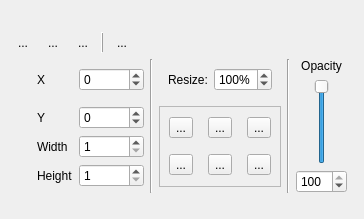
The window that src/widgets/geometrywidget_ui.ui (KDE/kdenlive) describes before a commit, drawn with Qt 5.
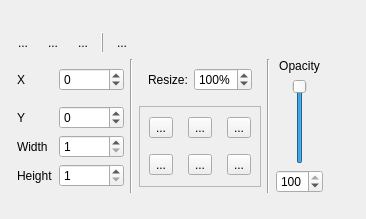
The same window after the commit.

Commit message: Some smaller UI improvements on the settings for on-monitor widgets

Patch:
```diff
--- a/src/widgets/geometrywidget_ui.ui
+++ b/src/widgets/geometrywidget_ui.ui
@@ -7,7 +7,7 @@
     <x>0</x>
     <y>0</y>
     <width>364</width>
-    <height>183</height>
+    <height>187</height>
    </rect>
   </property>
   <property name="windowTitle">
@@ -283,20 +283,7 @@
      </layout>
     </widget>
    </item>
-   <item row="1" column="2">
-    <spacer name="horizontalSpacer">
-     <property name="orientation">
-      <enum>Qt::Horizontal</enum>
-     </property>
-     <property name="sizeHint" stdset="0">
-      <size>
-       <width>40</width>
-       <height>20</height>
-      </size>
-     </property>
-    </spacer>
-   </item>
-   <item row="0" column="0" colspan="3">
+   <item row="0" column="0" colspan="4">
     <widget class="QWidget" name="widgetTimeWrapper" native="true">
      <layout class="QGridLayout" name="gridLayout_4">
       <property name="margin">
@@ -396,51 +383,7 @@
      </layout>
     </widget>
    </item>
-   <item row="1" column="0">
-    <widget class="QWidget" name="widgetFirstColumn" native="true">
-     <layout class="QGridLayout" name="gridLayout_6">
-      <property name="leftMargin">
-       <number>0</number>
-      </property>
-      <property name="topMargin">
-       <number>0</number>
-      </property>
-      <property name="rightMargin">
-       <number>0</number>
-      </property>
-      <property name="spacing">
-       <number>0</number>
-      </property>
-      <item row="0" column="0" rowspan="2">
-       <spacer name="horizontalSpacer_2">
-        <property name="orientation">
-         <enum>Qt::Horizontal</enum>
-        </property>
-        <property name="sizeHint" stdset="0">
-         <size>
-          <width>40</width>
-          <height>20</height>
-         </size>
-        </property>
-       </spacer>
-      </item>
-      <item row="0" column="1">
-       <spacer name="verticalSpacer">
-        <property name="orientation">
-         <enum>Qt::Vertical</enum>
-        </property>
-        <property name="sizeHint" stdset="0">
-         <size>
-          <width>20</width>
-          <height>40</height>
-         </size>
-        </property>
-       </spacer>
-      </item>
-     </layout>
-    </widget>
-   </item>
-   <item row="3" column="0" colspan="3">
+   <item row="3" column="0" colspan="4">
     <spacer name="verticalSpacer_2">
      <property name="orientation">
       <enum>Qt::Vertical</enum>
@@ -463,6 +406,63 @@
      </property>
     </widget>
    </item>
+   <item row="1" column="2">
+    <widget class="QWidget" name="widgetConfigButton" native="true">
+     <layout class="QGridLayout" name="gridLayout_6">
+      <property name="leftMargin">
+       <number>0</number>
+      </property>
+      <property name="topMargin">
+       <number>0</number>
+      </property>
+      <property name="rightMargin">
+       <number>0</number>
+      </property>
+      <property name="spacing">
+       <number>0</number>
+      </property>
+      <item row="0" column="1">
+       <spacer name="verticalSpacer">
+        <property name="orientation">
+         <enum>Qt::Vertical</enum>
+        </property>
+        <property name="sizeHint" stdset="0">
+         <size>
+          <width>20</width>
+          <height>40</height>
+         </size>
+        </property>
+       </spacer>
+      </item>
+      <item row="0" column="2">
+       <spacer name="horizontalSpacer_2">
+        <property name="orientation">
+         <enum>Qt::Horizontal</enum>
+        </property>
+        <property name="sizeHint" stdset="0">
+         <size>
+          <width>40</width>
+          <height>20</height>
+         </size>
+        </property>
+       </spacer>
+      </item>
+     </layout>
+    </widget>
+   </item>
+   <item row="1" column="0">
+    <spacer name="horizontalSpacer">
+     <property name="orientation">
+      <enum>Qt::Horizontal</enum>
+     </property>
+     <property name="sizeHint" stdset="0">
+      <size>
+       <width>40</width>
+       <height>20</height>
+      </size>
+     </property>
+    </spacer>
+   </item>
   </layout>
  </widget>
  <resources/>
```
The commit also changes 4 other files.
